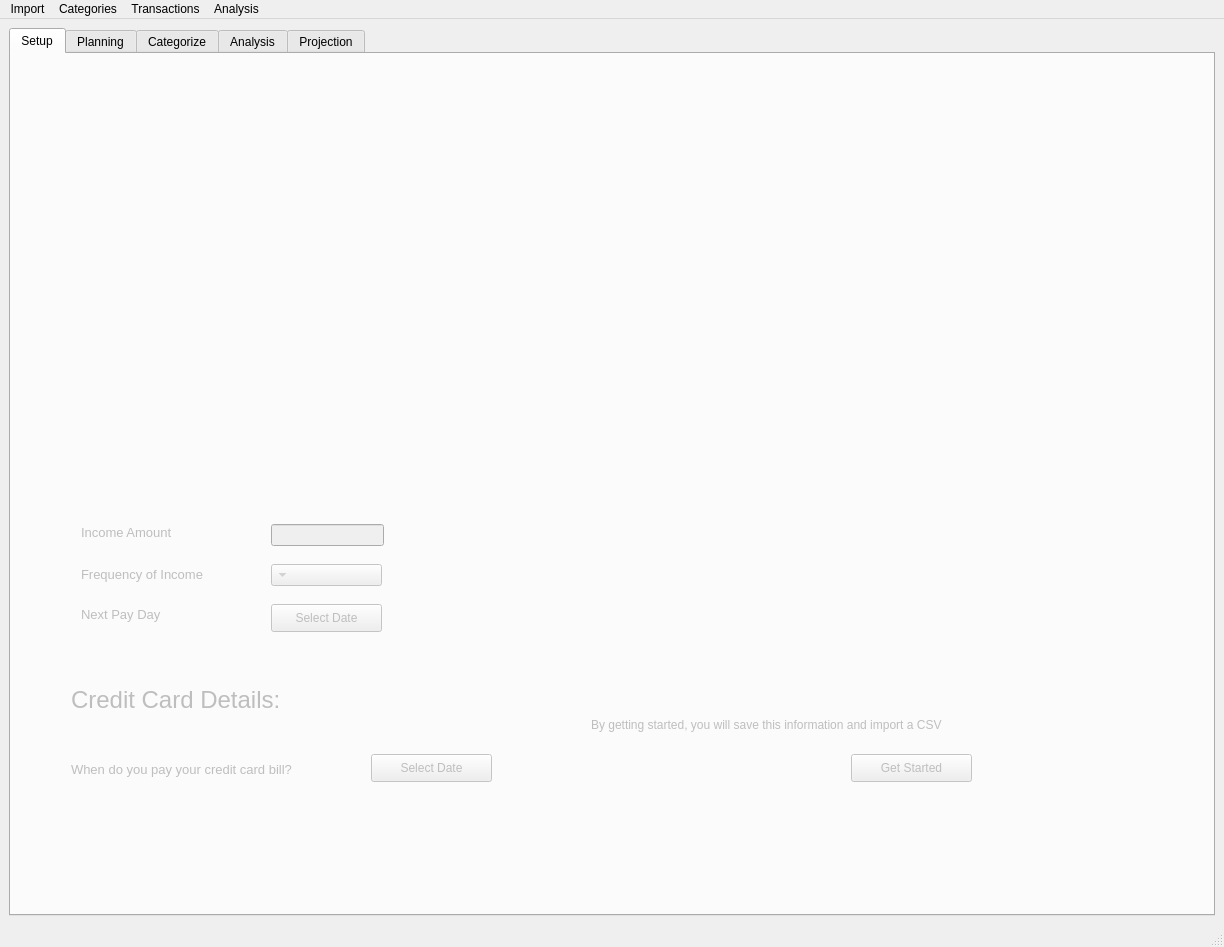
This is realwindow.ui in robscott1/TransactionSorter as Qt 5 draws it before an edit. The edited form follows.
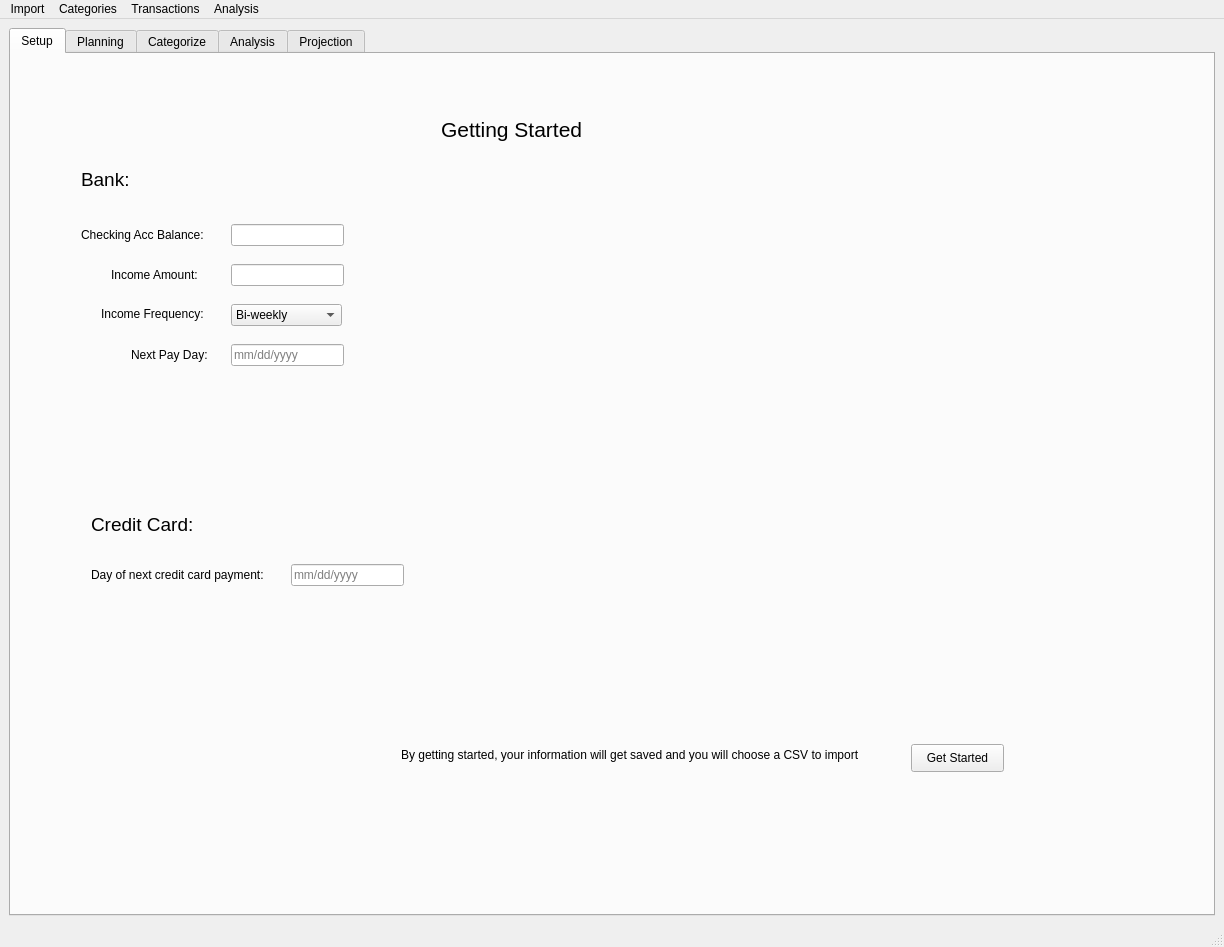
This is the edited form.

Commit message: New .ui with working buttons now

```diff
--- a/realwindow.ui
+++ b/realwindow.ui
@@ -27,204 +27,223 @@
        <number>0</number>
       </property>
       <widget class="QWidget" name="Setup">
-       <property name="enabled">
-        <bool>false</bool>
-       </property>
-       <property name="contextMenuPolicy">
-        <enum>Qt::DefaultContextMenu</enum>
-       </property>
-       <property name="layoutDirection">
-        <enum>Qt::RightToLeft</enum>
-       </property>
        <attribute name="title">
         <string>Setup</string>
        </attribute>
+       <widget class="QPushButton" name="pushButton">
+        <property name="geometry">
+         <rect>
+          <x>900</x>
+          <y>690</y>
+          <width>93</width>
+          <height>28</height>
+         </rect>
+        </property>
+        <property name="text">
+         <string>Get Started</string>
+        </property>
+       </widget>
        <widget class="QLabel" name="label_9">
         <property name="geometry">
          <rect>
-          <x>70</x>
-          <y>470</y>
-          <width>141</width>
-          <height>16</height>
+          <x>430</x>
+          <y>50</y>
+          <width>201</width>
+          <height>51</height>
          </rect>
         </property>
         <property name="font">
          <font>
-          <pointsize>10</pointsize>
+          <pointsize>16</pointsize>
          </font>
         </property>
         <property name="text">
-         <string>Income Amount</string>
-        </property>
-       </widget>
-       <widget class="QLineEdit" name="incomeAmount">
-        <property name="geometry">
-         <rect>
-          <x>260</x>
-          <y>470</y>
-          <width>113</width>
-          <height>22</height>
-         </rect>
-        </property>
-       </widget>
-       <widget class="QComboBox" name="payDayFreq">
-        <property name="geometry">
-         <rect>
-          <x>260</x>
-          <y>510</y>
-          <width>111</width>
-          <height>22</height>
-         </rect>
+         <string>Getting Started</string>
         </property>
        </widget>
        <widget class="QLabel" name="label_12">
         <property name="geometry">
          <rect>
           <x>70</x>
-          <y>510</y>
+          <y>110</y>
           <width>171</width>
-          <height>20</height>
+          <height>31</height>
          </rect>
         </property>
         <property name="font">
          <font>
-          <pointsize>10</pointsize>
+          <pointsize>14</pointsize>
          </font>
         </property>
         <property name="text">
-         <string>Frequency of Income</string>
-        </property>
-       </widget>
-       <widget class="QPushButton" name="payDayCalendar">
-        <property name="geometry">
-         <rect>
-          <x>260</x>
-          <y>550</y>
-          <width>111</width>
-          <height>28</height>
-         </rect>
-        </property>
-        <property name="text">
-         <string>Select Date</string>
+         <string>Bank:</string>
         </property>
        </widget>
        <widget class="QLabel" name="label_13">
         <property name="geometry">
          <rect>
-          <x>70</x>
-          <y>550</y>
+          <x>100</x>
+          <y>210</y>
           <width>111</width>
-          <height>20</height>
+          <height>21</height>
          </rect>
         </property>
-        <property name="font">
-         <font>
-          <pointsize>10</pointsize>
-         </font>
-        </property>
         <property name="text">
-         <string>Next Pay Day</string>
+         <string>Income Amount:</string>
         </property>
        </widget>
-       <widget class="QPushButton" name="creditCardPaymentDay">
+       <widget class="QLineEdit" name="incomeAmount">
         <property name="geometry">
          <rect>
-          <x>360</x>
-          <y>700</y>
-          <width>121</width>
-          <height>28</height>
+          <x>220</x>
+          <y>210</y>
+          <width>113</width>
+          <height>22</height>
          </rect>
         </property>
-        <property name="text">
-         <string>Select Date</string>
-        </property>
        </widget>
        <widget class="QLabel" name="label_14">
         <property name="geometry">
          <rect>
-          <x>60</x>
-          <y>700</y>
-          <width>291</width>
-          <height>31</height>
+          <x>90</x>
+          <y>250</y>
+          <width>121</width>
+          <height>20</height>
          </rect>
         </property>
-        <property name="font">
-         <font>
-          <pointsize>10</pointsize>
-         </font>
-        </property>
         <property name="text">
-         <string>When do you pay your credit card bill?</string>
+         <string>Income Frequency:</string>
         </property>
        </widget>
-       <widget class="QPushButton" name="importCSVBtn">
+       <widget class="QComboBox" name="freqPayDay">
         <property name="geometry">
          <rect>
-          <x>840</x>
-          <y>700</y>
-          <width>121</width>
-          <height>28</height>
+          <x>220</x>
+          <y>250</y>
+          <width>111</width>
+          <height>22</height>
          </rect>
         </property>
-        <property name="text">
-         <string>Get Started</string>
-        </property>
+        <item>
+         <property name="text">
+          <string>Bi-weekly</string>
+         </property>
+        </item>
+        <item>
+         <property name="text">
+          <string>Weekly</string>
+         </property>
+        </item>
+        <item>
+         <property name="text">
+          <string>Monthly</string>
+         </property>
+        </item>
        </widget>
        <widget class="QLabel" name="label_15">
         <property name="geometry">
          <rect>
-          <x>60</x>
-          <y>630</y>
-          <width>271</width>
-          <height>31</height>
+          <x>120</x>
+          <y>290</y>
+          <width>81</width>
+          <height>21</height>
          </rect>
         </property>
-        <property name="font">
-         <font>
-          <pointsize>18</pointsize>
-         </font>
-        </property>
         <property name="text">
-         <string>Credit Card Details:</string>
-        </property>
-       </widget>
-       <widget class="QLabel" name="payDaySavedLabel">
-        <property name="geometry">
-         <rect>
-          <x>400</x>
-          <y>550</y>
-          <width>91</width>
-          <height>31</height>
-         </rect>
-        </property>
-        <property name="text">
-         <string/>
-        </property>
-       </widget>
-       <widget class="QLabel" name="creditSavedLabel">
-        <property name="geometry">
-         <rect>
-          <x>500</x>
-          <y>700</y>
-          <width>101</width>
-          <height>31</height>
-         </rect>
-        </property>
-        <property name="text">
-         <string/>
+         <string>Next Pay Day:</string>
         </property>
        </widget>
        <widget class="QLabel" name="label_16">
         <property name="geometry">
          <rect>
-          <x>580</x>
-          <y>650</y>
-          <width>391</width>
+          <x>80</x>
+          <y>500</y>
+          <width>201</width>
           <height>41</height>
          </rect>
         </property>
         <property name="text">
-         <string>By getting started, you will save this information and import a CSV</string>
+         <string>Day of next credit card payment:</string>
+        </property>
+       </widget>
+       <widget class="QLabel" name="label_17">
+        <property name="geometry">
+         <rect>
+          <x>390</x>
+          <y>690</y>
+          <width>511</width>
+          <height>21</height>
+         </rect>
+        </property>
+        <property name="text">
+         <string>By getting started, your information will get saved and you will choose a CSV to import</string>
+        </property>
+       </widget>
+       <widget class="QLineEdit" name="nextPayDay">
+        <property name="geometry">
+         <rect>
+          <x>220</x>
+          <y>290</y>
+          <width>113</width>
+          <height>22</height>
+         </rect>
+        </property>
+        <property name="placeholderText">
+         <string>mm/dd/yyyy</string>
+        </property>
+       </widget>
+       <widget class="QLineEdit" name="nextCCPayment">
+        <property name="geometry">
+         <rect>
+          <x>280</x>
+          <y>510</y>
+          <width>113</width>
+          <height>22</height>
+         </rect>
+        </property>
+        <property name="placeholderText">
+         <string>mm/dd/yyyy</string>
+        </property>
+       </widget>
+       <widget class="QLabel" name="label_18">
+        <property name="geometry">
+         <rect>
+          <x>80</x>
+          <y>450</y>
+          <width>231</width>
+          <height>41</height>
+         </rect>
+        </property>
+        <property name="font">
+         <font>
+          <pointsize>14</pointsize>
+         </font>
+        </property>
+        <property name="text">
+         <string>Credit Card:</string>
+        </property>
+       </widget>
+       <widget class="QLabel" name="label_19">
+        <property name="geometry">
+         <rect>
+          <x>70</x>
+          <y>170</y>
+          <width>131</width>
+          <height>21</height>
+         </rect>
+        </property>
+        <property name="text">
+         <string>Checking Acc Balance:</string>
+        </property>
+       </widget>
+       <widget class="QLineEdit" name="checkingAccBal">
+        <property name="geometry">
+         <rect>
+          <x>220</x>
+          <y>170</y>
+          <width>113</width>
+          <height>22</height>
+         </rect>
         </property>
        </widget>
       </widget>
```
The commit also changes 1 other file.
